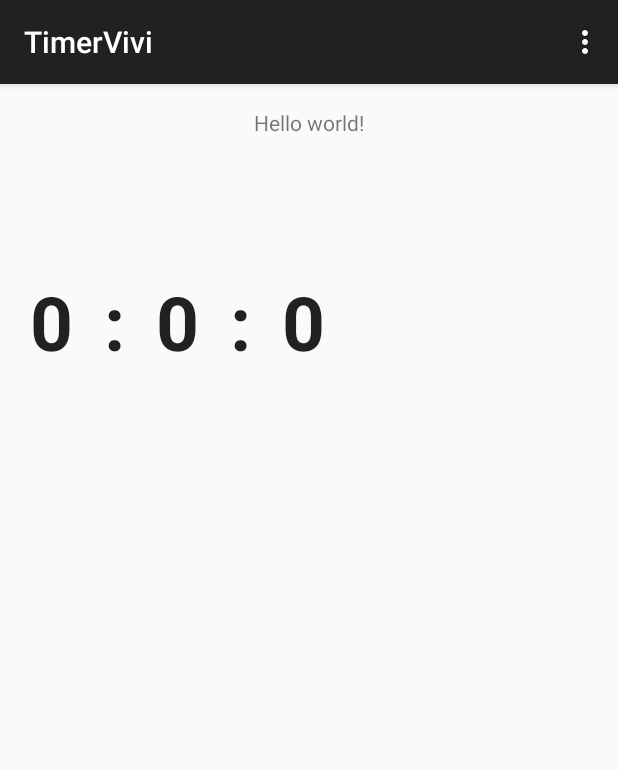
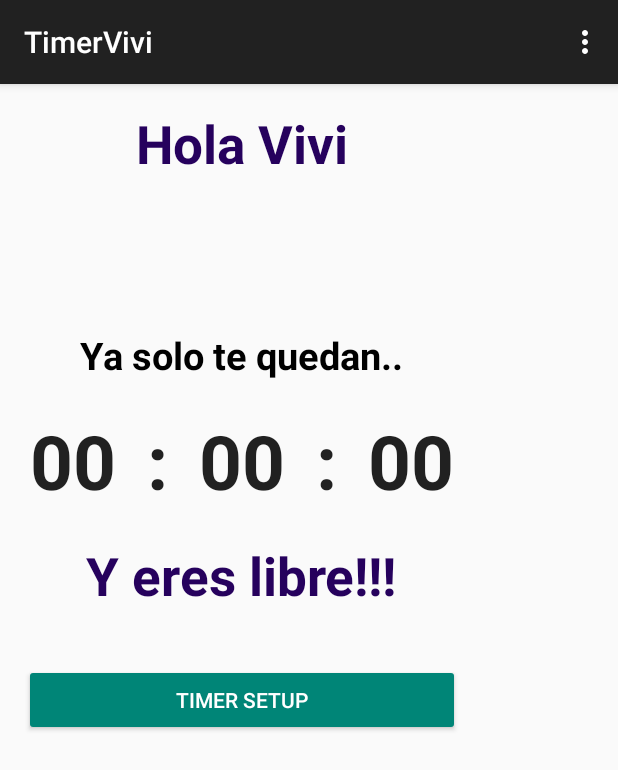
Before and after one commit to avalosrios/Timer, an Android app: the screen it shows after launch (MainActivity), on a phone screen of 412 x 824 dp. Shown: the top 770 px of the screen. Run offline under Robolectric (Android 15) with nearby library versions, the phone set to English and light mode, and no system bars.

Commit message:
Version 2 vivi timer
Improves on style and added a new button for easier access to settings
when the timer has not been set

```diff
--- a/app/build.gradle
+++ b/app/build.gradle
@@ -8,7 +8,7 @@ android {
         applicationId "com.vivi.timer.timervivi"
         minSdkVersion 19
         targetSdkVersion 23
-        versionCode 1
+        versionCode 2
         versionName "1.0"
     }
     buildTypes {
--- a/app/src/main/AndroidManifest.xml
+++ b/app/src/main/AndroidManifest.xml
@@ -1,11 +1,11 @@
 <?xml version="1.0" encoding="utf-8"?>
 <manifest xmlns:android="http://schemas.android.com/apk/res/android"
-    package="com.vivi.timer.timervivi" >
-
+    package="com.vivi.timer.timervivi">
     <application
         android:allowBackup="true"
         android:icon="@mipmap/ic_bear_launcher"
         android:label="@string/app_name"
+
         android:theme="@style/AppTheme" >
         <activity
             android:name=".MainActivity"
--- a/app/src/main/java/com/vivi/timer/timervivi/MainActivity.java
+++ b/app/src/main/java/com/vivi/timer/timervivi/MainActivity.java
@@ -6,6 +6,8 @@ import android.support.v7.app.ActionBarActivity;
 import android.os.Bundle;
 import android.view.Menu;
 import android.view.MenuItem;
+import android.view.View;
+import android.widget.Button;
 import android.widget.TextView;
 import java.util.GregorianCalendar;
 
@@ -15,13 +17,18 @@ public class MainActivity extends ActionBarActivity {
     private CountDownTimer countdowntimer;
     private TextView hrsTxt, minTxt, secTxt;
     private long milisecondsFuture;
+    private Button timerSetupButton;
+    private boolean setup_done;
 
     @Override
     protected void onCreate(Bundle savedInstanceState) {
 
+        //Set view objects
+
         Intent intent = getIntent();
         int date [] = intent.getIntArrayExtra("date"); //yyyy/mm/dd
         int time [] = intent.getIntArrayExtra("time"); //hr/min
+
 
         if(date != null && time != null){
             // set the time out in seconds
@@ -29,8 +36,10 @@ public class MainActivity extends ActionBarActivity {
             long current_ms = System.currentTimeMillis();
             GregorianCalendar future_date = new GregorianCalendar(date[0], date[1], date[2], time[0], time[1]);
             this.milisecondsFuture = future_date.getTimeInMillis() - current_ms;
+            setup_done = true;
         }else{
             milisecondsFuture = 0;
+            //make button visible again
         }
 
         super.onCreate(savedInstanceState);
@@ -40,6 +49,9 @@ public class MainActivity extends ActionBarActivity {
         minTxt = (TextView) findViewById(R.id.minutesText);
         secTxt = (TextView) findViewById(R.id.secondsText);
 
+        this.timerSetupButton = (Button) findViewById(R.id.timerSetupButton);
+        if(setup_done)
+            timerSetupButton.setVisibility(View.INVISIBLE);
         this.setCountDown();
         countdowntimer.start();
     }
@@ -61,13 +73,21 @@ public class MainActivity extends ActionBarActivity {
         //noinspection SimplifiableIfStatement
         if (id == R.id.action_settings) {
             System.out.println("============== SETTINGS!! =================");
-            // TODO open settings
-            Intent intent = new Intent(this, SettingsActivity.class);
-            startActivity(intent);
+            // TODO open settings and pass a view object
+            this.startSettingsActivity();
             return true;
         }
 
         return super.onOptionsItemSelected(item);
+    }
+
+    private void startSettingsActivity(){
+        Intent intent = new Intent(this, SettingsActivity.class);
+        startActivity(intent);
+    }
+
+    public void buttonClickHandler(View v){
+        startSettingsActivity();
     }
 
     private void drawCountDown(long millisToFinish){
@@ -79,9 +99,15 @@ public class MainActivity extends ActionBarActivity {
 
         hours = millisToFinish/(1000 * 60 * 60);
 
-        hrsTxt.setText(hours + "");
-        minTxt.setText(minutes + "");
-        secTxt.setText(seconds + "");
+        hrsTxt.setText(numberToFormattedString(hours));
+        minTxt.setText(numberToFormattedString(minutes));
+        secTxt.setText(numberToFormattedString(seconds));
+    }
+
+    private String numberToFormattedString(long n){
+        if(n < 10)
+            return "0"+n;
+        return n+"";
     }
 
     private void setCountDown(){
@@ -97,6 +123,8 @@ public class MainActivity extends ActionBarActivity {
             @Override
             public void onFinish() {
                 drawCountDown(0);
+                setup_done = false;
+                timerSetupButton.setVisibility(View.VISIBLE);
                 //System.out.println("======== Finished!!!! =========");
             }
         };
--- a/app/src/main/res/layout/activity_main.xml
+++ b/app/src/main/res/layout/activity_main.xml
@@ -1,26 +1,76 @@
-<RelativeLayout xmlns:android="http://schemas.android.com/apk/res/android"
+<TableLayout xmlns:android="http://schemas.android.com/apk/res/android"
     xmlns:tools="http://schemas.android.com/tools" android:layout_width="match_parent"
     android:layout_height="match_parent" android:paddingLeft="@dimen/activity_horizontal_margin"
     android:paddingRight="@dimen/activity_horizontal_margin"
     android:paddingTop="@dimen/activity_vertical_margin"
     android:paddingBottom="@dimen/activity_vertical_margin" tools:context=".MainActivity">
 
+    <TableRow
+        android:layout_width="match_parent"
+        android:layout_height="match_parent">
+
         <TextView android:text="@string/hello_world" android:layout_width="wrap_content"
             android:layout_height="wrap_content"
             android:id="@+id/textView"
             android:layout_alignParentTop="true"
-        android:layout_centerHorizontal="true" />
+            android:layout_centerHorizontal="true"
+            android:layout_gravity="center_horizontal"
+            android:textColor="#26015d"
+            android:textAlignment="center"
+            android:textSize="35dp"
+            android:typeface="normal"
+            android:textStyle="bold"
+            android:gravity="center|center_vertical|center_horizontal" />
+    </TableRow>
+
+    <TableRow
+        android:layout_width="match_parent"
+        android:layout_height="match_parent">
+
+        <Space
+            android:layout_width="fill_parent"
+            android:layout_height="100dp"
+            android:layout_column="0" />
+    </TableRow>
+
+    <TableRow
+        android:layout_width="match_parent"
+        android:layout_height="match_parent">
+
+        <TextView
+            android:text="@string/legend"
+            android:layout_width="wrap_content"
+            android:layout_height="wrap_content"
+            android:id="@+id/textView2"
+            android:layout_alignParentTop="true"
+            android:layout_centerHorizontal="true"
+            android:layout_gravity="center_horizontal"
+            android:textColor="#000"
+            android:textAlignment="center"
+            android:textSize="25dp"
+            android:typeface="normal"
+            android:textStyle="bold"
+            android:gravity="center|center_vertical|center_horizontal"
+            android:layout_column="0" />
+    </TableRow>
+
+    <TableRow
+        android:layout_width="match_parent"
+        android:layout_height="match_parent">
 
         <GridLayout
             android:layout_width="fill_parent"
             android:layout_height="fill_parent"
             android:layout_below="@+id/textView"
             android:layout_alignParentStart="true"
-        android:layout_marginTop="85dp"
             android:layout_alignParentEnd="true"
             android:layout_alignParentRight="false"
             android:textAlignment="center"
-        android:useDefaultMargins="true">
+            android:useDefaultMargins="true"
+            android:layout_gravity="center_horizontal|center_vertical"
+            android:layout_column="0"
+            android:layout_marginTop="15dp"
+            android:layout_marginBottom="15dp">
 
             <TextView
                 android:layout_width="wrap_content"
@@ -77,5 +127,51 @@
                 android:textStyle="bold"
                 android:textSize="50dp"/>
         </GridLayout>
+    </TableRow>
 
-</RelativeLayout>
+    <TableRow
+        android:layout_width="match_parent"
+        android:layout_height="match_parent">
+
+        <TextView
+            android:text="@string/footer_legend"
+            android:layout_width="wrap_content"
+            android:layout_height="wrap_content"
+            android:id="@+id/textView3"
+            android:layout_alignParentTop="true"
+            android:layout_centerHorizontal="true"
+            android:layout_gravity="center_horizontal"
+            android:textColor="#26015d"
+            android:textAlignment="center"
+            android:textSize="35dp"
+            android:typeface="normal"
+            android:textStyle="bold"
+            android:gravity="center|center_vertical|center_horizontal"
+            android:layout_column="0" />
+    </TableRow>
+
+    <TableRow
+        android:layout_width="match_parent"
+        android:layout_height="match_parent">
+
+        <Space
+            android:layout_width="fill_parent"
+            android:layout_height="35dp"
+            android:layout_column="0" />
+    </TableRow>
+
+    <TableRow
+        android:layout_width="match_parent"
+        android:layout_height="match_parent">
+
+        <Button
+            android:layout_width="wrap_content"
+            android:layout_height="wrap_content"
+            android:text="Timer setup"
+            android:id="@+id/timerSetupButton"
+            style="@style/Widget.AppCompat.Button.Colored"
+            android:onClick="buttonClickHandler"
+            android:layout_column="0" />
+    </TableRow>
+
+</TableLayout>
--- a/app/src/main/res/values/strings.xml
+++ b/app/src/main/res/values/strings.xml
@@ -1,7 +1,9 @@
 <resources>
     <string name="app_name">TimerVivi</string>
 
-    <string name="hello_world">Hello world!</string>
+    <string name="hello_world">Hola Vivi</string>
+    <string name="legend">Ya solo te quedan..</string>
+    <string name="footer_legend">Y eres libre!!!</string>
     <string name="settings">Settings</string>
     <string name="action_settings">Settings</string>
     <string name="title_activity_settings">Timer Settings</string>
```
Also changed, not shown: 1 other file. Lines whose indentation alone changed are shown as unchanged.
